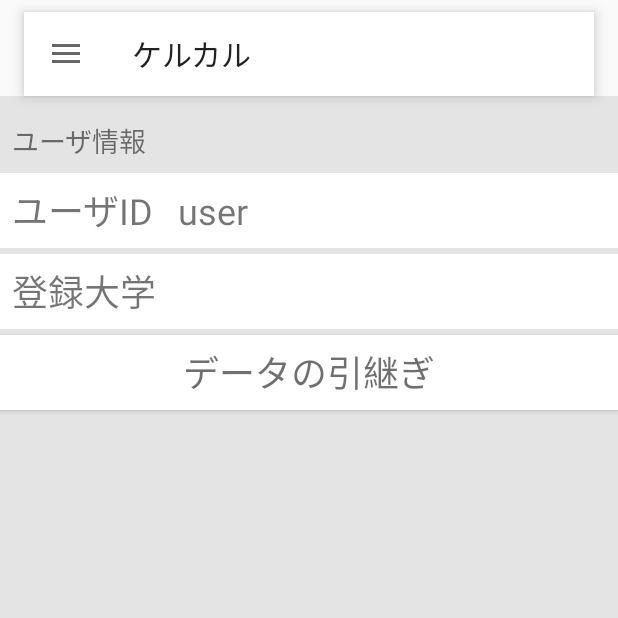
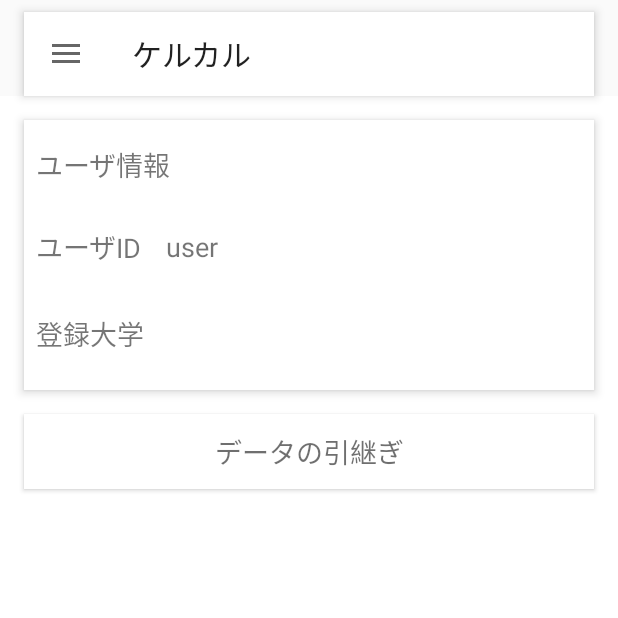
Before and after one commit to hika019/KERKAR-university, an Android app: the MainActivity screen opened directly, with no data from a screen before it, in the side drawer, after a tap on "設定", on a phone screen of 412 x 824 dp, the top half of it. Run offline under Robolectric (Android 15) with nearby library versions, the phone set to English and light mode, and no system bars; our stand-ins replace Firebase (no records; nobody signed in at launch, a user with empty details on screens opened directly), navigation-ui; 1 statement that could not run was skipped.

Commit message:
update test_timetale

```diff
--- a/app/src/main/java/jp/hika019/kerkar_university/MainActivity.kt
+++ b/app/src/main/java/jp/hika019/kerkar_university/MainActivity.kt
@@ -33,7 +33,7 @@ class MainActivity : AppCompatActivity(), NavigationView.OnNavigationItemSelecte
         this.setToolbar()
         this.setDrawerLayout()
         val ft = supportFragmentManager.beginTransaction()
-        ft.replace(R.id.main_host_fragment, Home_fragment())
+        ft.replace(R.id.main_host_fragment, test())
         //ft.replace(R.id.main_host_fragment, Home_fragment())
         ft.commit()
 
--- a/app/src/main/java/jp/hika019/kerkar_university/other_fun.kt
+++ b/app/src/main/java/jp/hika019/kerkar_university/other_fun.kt
@@ -3,6 +3,8 @@ package jp.hika019.kerkar_university
 import android.content.Context
 import android.content.SharedPreferences
 import android.util.Log
+import android.view.ViewGroup
+import android.widget.LinearLayout
 import java.security.MessageDigest
 
 fun sha256(str: String): String {
--- a/app/src/main/java/jp/hika019/kerkar_university/setting_value.kt
+++ b/app/src/main/java/jp/hika019/kerkar_university/setting_value.kt
@@ -2,7 +2,7 @@ package jp.hika019.kerkar_university
 
 val week_to_day_jp_list = listOf("日", "月", "火", "水", "木", "金", "土")
 
-val week_to_day_symbol_list_jp_short = listOf("月", "火", "水", "木", "金")
+val week_to_day_symbol_list_jp_short = listOf("月", "火", "水", "木", "金", "土")
 
 val week_to_day_symbol_list = listOf("sun", "mon", "tue", "wed", "thu", "fri", "sat")
 
@@ -20,3 +20,6 @@ var university_id: String? = null
 var local_timetable = mutableMapOf<String, String?>()
 
 val developer = false
+
+val week_num = 6
+val period_num = 6
--- a/app/src/main/java/jp/hika019/kerkar_university/test.kt
+++ b/app/src/main/java/jp/hika019/kerkar_university/test.kt
@@ -1,43 +1,213 @@
 package jp.hika019.kerkar_university
 
 import android.os.Bundle
+import android.util.Log
+import android.view.Gravity
 import android.view.Gravity.CENTER
 import android.view.LayoutInflater
 import android.view.View
 import android.view.ViewGroup
 import android.widget.LinearLayout
-import android.widget.TableLayout
-import android.widget.TableRow
 import android.widget.TextView
-import androidx.constraintlayout.widget.ConstraintLayout
 import androidx.fragment.app.Fragment
 import kotlinx.android.synthetic.main.test.view.*
+import android.view.ViewGroup.MarginLayoutParams
+
+
+
 
 class test: Fragment() {
+
+    private val set_timetable_row_layout = LinearLayout.LayoutParams(
+        0,
+        ViewGroup.LayoutParams.MATCH_PARENT,
+        1.0f
+    )
+
+    private val set_timetable_Column_layout = LinearLayout.LayoutParams(
+        ViewGroup.LayoutParams.MATCH_PARENT,
+        0,
+        1.0f
+    )
+
+    private val set_timetable_row_space_layout = LinearLayout.LayoutParams(
+        ViewGroup.LayoutParams.MATCH_PARENT,
+        0,
+        0.1f
+    )
+
+    private val set_timetable_Column_space_layout = LinearLayout.LayoutParams(
+        0,
+        ViewGroup.LayoutParams.WRAP_CONTENT,
+        0.2f
+    )
+
+    private val set_timetable_period_layout = LinearLayout.LayoutParams(
+        0,
+        ViewGroup.LayoutParams.MATCH_PARENT,
+        0.7f
+    )
+
+    private val set_timetable_title_layout = LinearLayout.LayoutParams(
+        ViewGroup.LayoutParams.MATCH_PARENT,
+        0,
+        0.4f
+    )
+
+    private val set_timetable_course_layout = LinearLayout.LayoutParams(
+        0,
+        ViewGroup.LayoutParams.MATCH_PARENT,
+        1f
+    )
+
     override fun onCreateView(
         inflater: LayoutInflater,
         container: ViewGroup?,
         savedInstanceState: Bundle?
     ): View? {
         val view = inflater.inflate(R.layout.test, container, false)
-        val constraintLayout = view.findViewById<View>(R.id.test_bg)
 
-        val table = TableLayout(context)
 
-        val tableRow = TableRow(context)
-        tableRow.layoutParams = LinearLayout.LayoutParams(400, 700)
-        tableRow.setVerticalGravity(CENTER)
+        //曜日
+        view.hogee.addView(week_title(week_num))
 
-        val text = TextView(context)
-        text.text = "aaaaaaa"
-        //text.layoutParams = LinearLayout.LayoutParams(200, 50)
-        tableRow.addView(text)
-
-        table.addView(text)
+        for(i in 1..period_num){
+            view.hogee.addView(row_spacer())
+            view.hogee.addView(row_courses(i))
+        }
 
 
 
-        //Thread.sleep(200)
         return view
     }
+
+    private fun week_title(size: Int): LinearLayout {
+        val week_title_Linear = LinearLayout(context)
+        week_title_Linear.layoutParams = set_timetable_title_layout
+        week_title_Linear.gravity = CENTER
+
+        //曜日
+        for(index in 0..size){
+            val textView = TextView(context)
+            textView.textSize = 14f
+            if(index != 0){
+                textView.text = week_to_day_symbol_list_jp_short[index-1]
+                textView.layoutParams = set_timetable_row_layout
+            }else{
+                textView.text = ""
+                textView.layoutParams = set_timetable_period_layout
+            }
+            textView.gravity = CENTER
+
+            //textView.setBackgroundResource(R.color.black)
+
+            week_title_Linear.addView(textView)
+
+            if (index != size){
+                val space = View(context)
+                space.layoutParams = set_timetable_Column_space_layout
+                //space.setBackgroundResource(R.color.black)
+                week_title_Linear.addView(space)
+            }
+        }
+        return week_title_Linear
+
+    }
+
+    private fun course(): LinearLayout {
+        return course("読み込み中", "読み込み中")
+    }
+
+    private fun course(course_name: String, teacher_name: String): LinearLayout {
+
+        var course_name = course_name
+        var teacher_name = teacher_name
+
+
+        if (course_name == "" || course_name.isNullOrEmpty()){
+            course_name = "読み込み中"
+        }
+        if (teacher_name == "" || teacher_name.isNullOrEmpty()){
+            teacher_name = "読み込み中"
+        }
+
+        val course = LinearLayout(context)
+        //course.setBackgroundResource(R.color.black)
+        course.orientation = LinearLayout.VERTICAL
+        course.layoutParams = set_timetable_course_layout
+
+        val lp: ViewGroup.LayoutParams = course.layoutParams
+        val mlp = lp as MarginLayoutParams
+        mlp.setMargins(4, 4, 4, 4)
+        course.layoutParams = mlp;
+
+
+
+        val couse_name_textview = TextView(context)
+        couse_name_textview.text = course_name
+        couse_name_textview.id = View.generateViewId()
+        couse_name_textview.gravity = CENTER
+        couse_name_textview.textSize = 10f
+        couse_name_textview.maxLines = 2
+        couse_name_textview.maxEms = 10
+        couse_name_textview.layoutParams = LinearLayout.LayoutParams(
+            ViewGroup.LayoutParams.MATCH_PARENT,
+            0,
+            2f
+        )
+
+        val teacher_name_textview = TextView(context)
+        teacher_name_textview.text = teacher_name
+        teacher_name_textview.id = View.generateViewId()
+        teacher_name_textview.gravity = CENTER
+        teacher_name_textview.textSize = 10f
+        teacher_name_textview.maxLines = 1
+        teacher_name_textview.layoutParams = LinearLayout.LayoutParams(
+            ViewGroup.LayoutParams.MATCH_PARENT,
+            0,
+            0.5f
+        )
+
+        val couse_name_textview_id = couse_name_textview.id
+        val teacher_name_textview_id = teacher_name_textview.id
+
+        course.addView(couse_name_textview)
+        course.addView(teacher_name_textview)
+
+        return course
+
+    }
+
+    private fun row_spacer(): View {
+        val hoge = View(context)
+        hoge.layoutParams = set_timetable_row_space_layout
+        return hoge
+    }
+
+    private fun row_courses(period: Int): LinearLayout {
+        val Linear = LinearLayout(context)
+        //Liner.setBackgroundResource(R.color.black)
+        Linear.orientation = LinearLayout.HORIZONTAL
+        Linear.layoutParams = set_timetable_Column_layout
+
+
+        for (i in 0..week_num){
+            if (i == 0){
+
+                val textView = TextView(context)
+                textView.text = "${period}限"
+                textView.gravity = CENTER
+                textView.layoutParams = set_timetable_period_layout
+                Linear.addView(textView)
+
+
+            }else{
+                val hoge = View(context)
+                hoge.layoutParams = set_timetable_Column_space_layout
+                Linear.addView(hoge)
+                Linear.addView(course())
+            }
+        }
+        return Linear
+    }
 }
--- a/app/src/main/res/layout/activity_main.xml
+++ b/app/src/main/res/layout/activity_main.xml
@@ -20,7 +20,7 @@
             android:layout_marginTop="8dp"
             android:layout_marginEnd="16dp"
             android:minHeight="?attr/actionBarSize"
-            android:elevation="5dp"
+            android:elevation="4dp"
             android:background="@android:color/white"
             android:theme="@style/AppThem"
             app:layout_constraintEnd_toEndOf="parent"
--- a/app/src/main/res/layout/activity_setting.xml
+++ b/app/src/main/res/layout/activity_setting.xml
@@ -4,7 +4,20 @@
     xmlns:tools="http://schemas.android.com/tools"
     android:layout_width="match_parent"
     android:layout_height="match_parent"
-    android:background="@color/setting_gray">
+    android:background="@android:color/white">
+
+    <View
+        android:id="@+id/view"
+        android:layout_width="0dp"
+        android:layout_height="180dp"
+        android:layout_marginStart="16dp"
+        android:layout_marginTop="16dp"
+        android:layout_marginEnd="16dp"
+        android:background="@android:color/white"
+        android:elevation="4dp"
+        app:layout_constraintEnd_toEndOf="parent"
+        app:layout_constraintStart_toStartOf="parent"
+        app:layout_constraintTop_toTopOf="parent" />
 
     <TextView
         android:id="@+id/textView4"
@@ -12,17 +25,18 @@
         android:layout_height="wrap_content"
         android:layout_marginStart="8dp"
         android:layout_marginTop="16dp"
+        android:elevation="4dp"
         android:text="ユーザ情報"
         android:textSize="@dimen/setting_title_textsize"
-        app:layout_constraintStart_toStartOf="parent"
-        app:layout_constraintTop_toTopOf="parent" />
+        app:layout_constraintStart_toStartOf="@+id/view"
+        app:layout_constraintTop_toTopOf="@+id/view" />
 
     <TextView
         android:id="@+id/setting_uid_title"
         android:layout_width="0dp"
         android:layout_height="50dp"
-        android:layout_marginTop="8dp"
-        android:background="@android:color/white"
+        android:layout_marginTop="16dp"
+        android:elevation="4dp"
         android:ellipsize="end"
         android:gravity="center_vertical"
         android:maxLines="1"
@@ -30,15 +44,15 @@
         android:paddingRight="8sp"
         android:text="@string/setting_uid"
         android:textSize="@dimen/setting_activity_textsize"
-        app:layout_constraintStart_toStartOf="parent"
+        app:layout_constraintStart_toStartOf="@+id/view"
         app:layout_constraintTop_toBottomOf="@+id/textView4" />
 
     <TextView
         android:id="@+id/setting_university_title"
         android:layout_width="0dp"
         android:layout_height="50dp"
-        android:layout_marginTop="4dp"
-        android:background="@android:color/white"
+        android:layout_marginTop="8dp"
+        android:elevation="4dp"
         android:ellipsize="end"
         android:gravity="center_vertical"
         android:maxLines="1"
@@ -46,14 +60,14 @@
         android:paddingRight="8sp"
         android:text="@string/setting_your_university"
         android:textSize="@dimen/setting_activity_textsize"
-        app:layout_constraintStart_toStartOf="parent"
+        app:layout_constraintStart_toStartOf="@+id/setting_uid_title"
         app:layout_constraintTop_toBottomOf="@+id/setting_uid_title" />
 
     <TextView
         android:id="@+id/setting_uid_textview"
         android:layout_width="0dp"
         android:layout_height="50dp"
-        android:background="@android:color/white"
+        android:elevation="4dp"
         android:ellipsize="end"
         android:gravity="center_vertical"
         android:maxLines="1"
@@ -62,7 +76,7 @@
         android:text="ID読み込み中"
         android:textSize="@dimen/setting_activity_textsize"
         app:layout_constraintBottom_toBottomOf="@+id/setting_uid_title"
-        app:layout_constraintEnd_toEndOf="parent"
+        app:layout_constraintEnd_toEndOf="@+id/view"
         app:layout_constraintStart_toEndOf="@+id/setting_uid_title"
         app:layout_constraintTop_toTopOf="@+id/setting_uid_title" />
 
@@ -70,7 +84,7 @@
         android:id="@+id/setting_university_textview"
         android:layout_width="0dp"
         android:layout_height="50dp"
-        android:background="@android:color/white"
+        android:elevation="4dp"
         android:ellipsize="end"
         android:gravity="center_vertical"
         android:maxLines="1"
@@ -78,22 +92,23 @@
         android:paddingRight="8sp"
         android:text="大学読み込み中"
         android:textSize="@dimen/setting_activity_textsize"
-        app:layout_constraintEnd_toEndOf="parent"
+        app:layout_constraintEnd_toEndOf="@+id/view"
         app:layout_constraintStart_toEndOf="@+id/setting_university_title"
         app:layout_constraintTop_toTopOf="@+id/setting_university_title" />
 
     <Button
         android:id="@+id/setting_data_transfer_button"
-        android:layout_width="match_parent"
+        android:layout_width="0dp"
         android:layout_height="50dp"
-        android:layout_marginTop="4dp"
+        android:layout_marginTop="16dp"
+        android:elevation="4dp"
         android:background="@android:color/white"
         android:text="@string/setting_data"
+        android:textColor="@color/common_google_signin_btn_text_light_default"
         android:textSize="@dimen/setting_activity_textsize"
-        android:textColor="@color/common_google_signin_btn_text_light_default"
-        app:layout_constraintEnd_toEndOf="@+id/setting_university_textview"
-        app:layout_constraintStart_toStartOf="@+id/setting_university_title"
-        app:layout_constraintTop_toBottomOf="@+id/setting_university_textview" />
+        app:layout_constraintEnd_toEndOf="@+id/view"
+        app:layout_constraintStart_toStartOf="@+id/view"
+        app:layout_constraintTop_toBottomOf="@+id/view" />
 
     <!--    <Button-->
     <!--        android:id="@+id/setting_destroy_user"-->
--- a/app/src/main/res/layout/activity_task_list.xml
+++ b/app/src/main/res/layout/activity_task_list.xml
@@ -5,7 +5,7 @@
     android:layout_width="match_parent"
     android:layout_height="match_parent"
     android:layout_margin="16dp"
-    android:elevation="5dp"
+    android:elevation="4dp"
     android:background="@android:color/white"
     android:theme="@style/Theme.AppCompat.Light.NoActionBar">
 
@@ -47,7 +47,6 @@
         android:layout_height="wrap_content"
         android:layout_marginEnd="32dp"
         android:layout_marginBottom="32dp"
-
         android:clickable="true"
         android:tint="@android:color/black"
         app:backgroundTint="@android:color/white"
--- a/app/src/main/res/layout/activity_timetable.xml
+++ b/app/src/main/res/layout/activity_timetable.xml
@@ -6,7 +6,7 @@
     android:layout_width="match_parent"
     android:layout_height="match_parent"
     android:layout_margin="16dp"
-    android:elevation="5dp"
+    android:elevation="4dp"
     android:background="@android:color/white"
     android:theme="@style/Theme.AppCompat.Light.NoActionBar">
 
--- a/app/src/main/res/layout/item_home_activity_taimetable.xml
+++ b/app/src/main/res/layout/item_home_activity_taimetable.xml
@@ -7,7 +7,8 @@
     android:elevation="3dp"
     android:orientation="vertical"
      android:layout_height="match_parent"
-    android:layout_width="match_parent">
+    android:layout_width="match_parent"
+    >
 
     <TextView
         android:id="@+id/timetable_title_textView"
--- a/app/src/main/res/layout/item_home_assignment_info.xml
+++ b/app/src/main/res/layout/item_home_assignment_info.xml
@@ -3,7 +3,7 @@
     android:layout_width="match_parent"
     android:layout_height="80dp"
 
-    android:background="@color/test"
+    android:background="@android:color/white"
     android:gravity="center">
 
     <TextView
--- a/app/src/main/res/values/dimen.xml
+++ b/app/src/main/res/values/dimen.xml
@@ -11,7 +11,7 @@
 
     <dimen name="create_task_dialog_textview_textsize">18sp</dimen>
 
-    <dimen name="setting_activity_textsize">24sp</dimen>
+    <dimen name="setting_activity_textsize">18sp</dimen>
     <dimen name="setting_title_textsize">18sp</dimen>
 
     <dimen name="dialog_setting_enter_uid">24sp</dimen>
```
Also changed, not shown: app/src/main/res/layout/activity_home.xml (+8 -8 lines), app/src/main/res/layout/test.xml (+35 -35 lines). Lines whose indentation alone changed are shown as unchanged.
